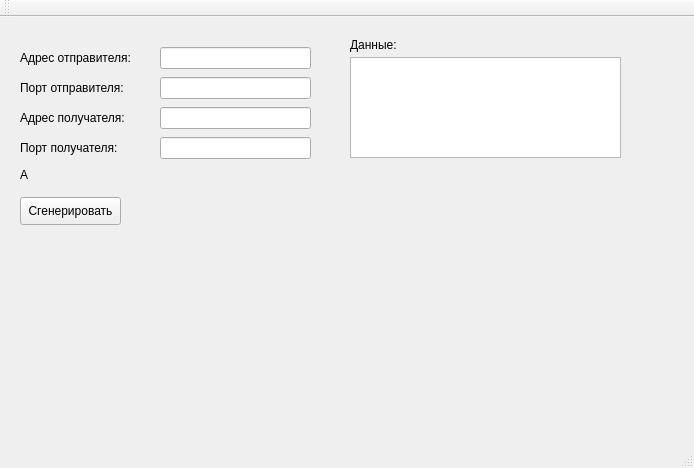
Before: the Qt Designer form Net_Lab3-4/IpPackagesGen/mainwindow.ui in AleksandraYakupova/NetCourse, drawn with Qt 5.
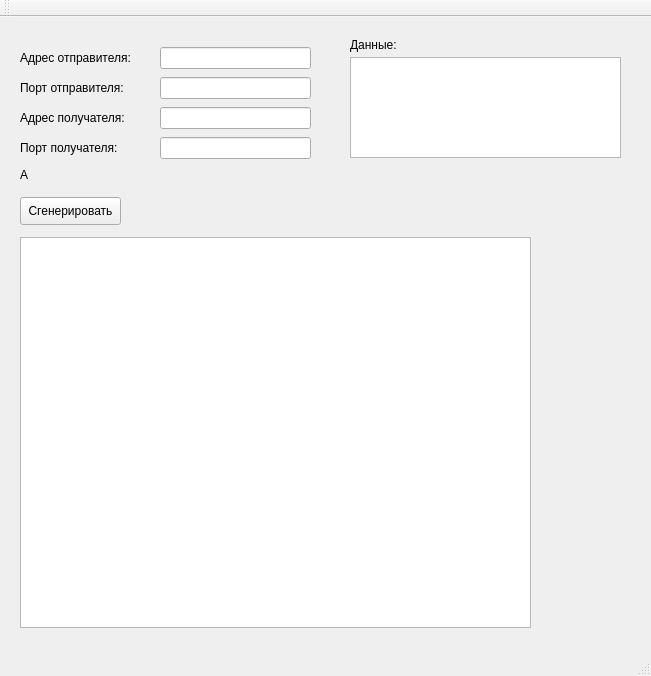
After: the same form once the commit is applied.

Diff of the .ui file:
```diff
--- a/Net_Lab3-4/IpPackagesGen/mainwindow.ui
+++ b/Net_Lab3-4/IpPackagesGen/mainwindow.ui
@@ -6,8 +6,8 @@
    <rect>
     <x>0</x>
     <y>0</y>
-    <width>694</width>
-    <height>468</height>
+    <width>651</width>
+    <height>676</height>
    </rect>
   </property>
   <property name="contextMenuPolicy">
@@ -173,6 +173,16 @@
      </rect>
     </property>
    </widget>
+   <widget class="QTextEdit" name="tEditPckgInfo">
+    <property name="geometry">
+     <rect>
+      <x>20</x>
+      <y>220</y>
+      <width>511</width>
+      <height>391</height>
+     </rect>
+    </property>
+   </widget>
   </widget>
   <widget class="QMenuBar" name="menuBar">
    <property name="geometry">
```
Left out of the diff: 2 changed lines with no effect on the pictures.
